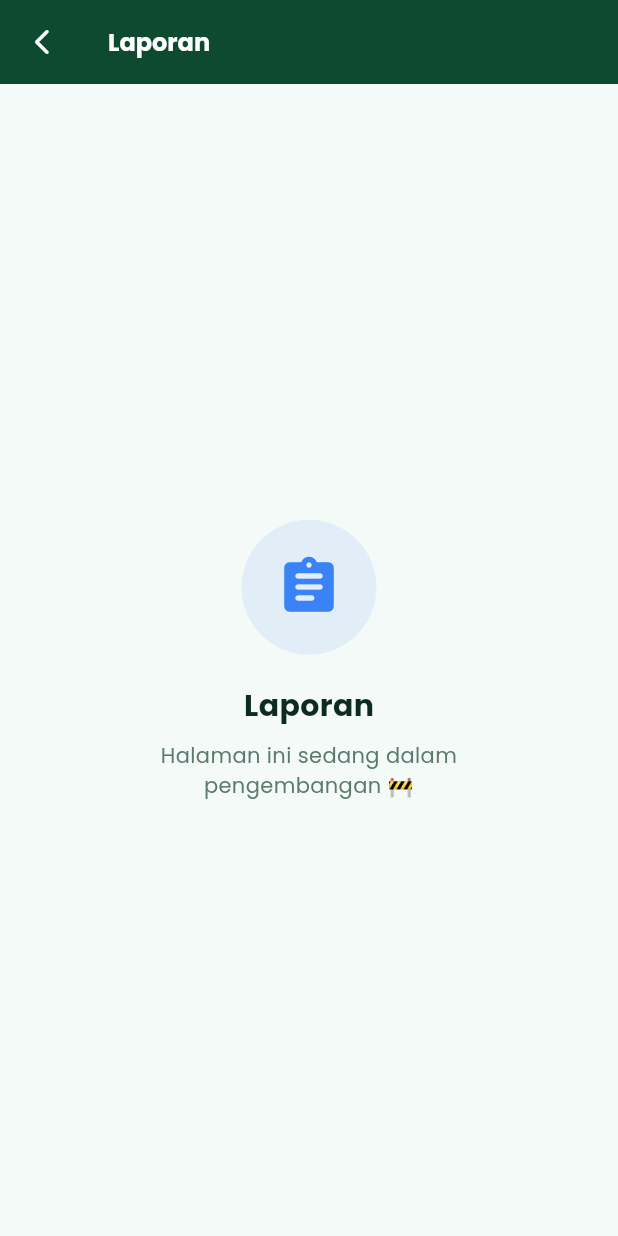
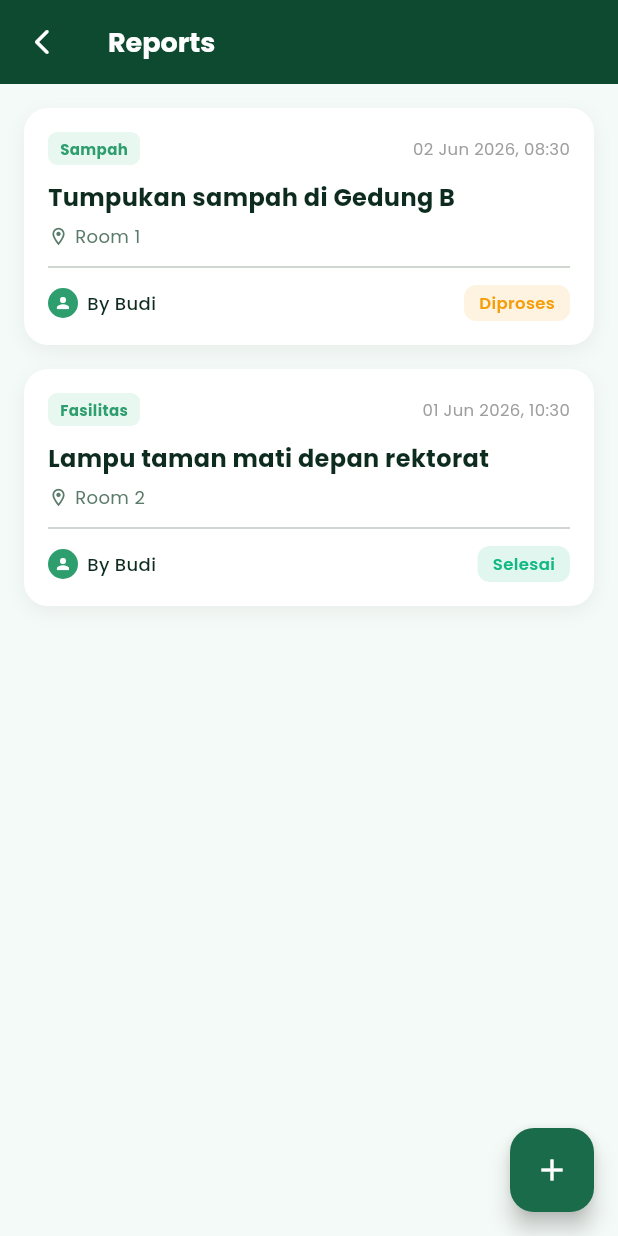
Before and after one commit to kukuhputra08/FP_EcoCampus, a Flutter app: the screen it shows after launch, scrolled down 576 dp, after a tap on "Lihat Semua", on a phone screen of 412 x 824 dp. Run offline on Flutter 3.47's test engine with Material 3 defaults, Android fonts, the phone set to English and light mode, and no system bars; our stand-ins replace google_fonts, image_picker.

Commit message:
feat: initial reports implementation

```diff
--- /dev/null
+++ b/lib/data/report_data.dart
@@ -0,0 +1,24 @@
+import '../models/report_model.dart';
+
+class ReportData {
+  static List<ReportModel> reports = [
+    ReportModel(
+      id: '1',
+      title: 'Tumpukan sampah di Gedung B',
+      category: 'Sampah',
+      location: 'Room 1',
+      reportedBy: 'Budi',
+      date: DateTime.now().subtract(const Duration(hours: 2)),
+      status: 'Diproses',
+    ),
+    ReportModel(
+      id: '2',
+      title: 'Lampu taman mati depan rektorat',
+      category: 'Fasilitas',
+      location: 'Room 2',
+      reportedBy: 'Budi',
+      date: DateTime.now().subtract(const Duration(days: 1)),
+      status: 'Selesai',
+    ),
+  ];
+}
--- /dev/null
+++ b/lib/models/report_model.dart
@@ -0,0 +1,21 @@
+class ReportModel {
+  final String id;
+  final String title;
+  final String category;
+  final String location;
+  final String? imagePath;
+  final String reportedBy;
+  final DateTime date;
+  final String status;
+
+  ReportModel({
+    required this.id,
+    required this.title,
+    required this.category,
+    required this.location,
+    this.imagePath,
+    required this.reportedBy,
+    required this.date,
+    this.status = 'Pending',
+  });
+}
--- a/lib/screens/homescreen.dart
+++ b/lib/screens/homescreen.dart
@@ -1,5 +1,10 @@
 import 'package:flutter/material.dart';
 import 'profilescreen.dart';
+import 'buat_laporan_screen.dart';
+import 'laporan_screen.dart';
+import '../data/report_data.dart';
+import '../models/report_model.dart';
+import 'package:intl/intl.dart';
 
 // ─────────────────────────────────────────────
 // PLACEHOLDER SCREEN (untuk semua route sementara)
@@ -69,22 +74,6 @@ class PlaceholderScreen extends StatelessWidget {
 // ─────────────────────────────────────────────
 // MODELS
 // ─────────────────────────────────────────────
-class ReportItem {
-  final String title;
-  final String category;
-  final String status;
-  final String timeAgo;
-  final Color statusColor;
-
-  const ReportItem({
-    required this.title,
-    required this.category,
-    required this.status,
-    required this.timeAgo,
-    required this.statusColor,
-  });
-}
-
 class ChallengeItem {
   final String title;
   final int points;
@@ -141,12 +130,6 @@ class _HomeScreenState extends State<HomeScreen>
   static const Color _textSec      = Color(0xFF5A7A6A);
 
   // ── Dummy Data ───────────────────────────────
-  final List<ReportItem> _reports = const [
-    ReportItem(title: 'Tumpukan sampah di Gedung B',    category: 'Sampah',     status: 'Diproses', timeAgo: '2 jam lalu',  statusColor: Color(0xFFF59E0B)),
-    ReportItem(title: 'Lampu taman mati depan rektorat', category: 'Fasilitas',  status: 'Selesai',  timeAgo: '1 hari lalu', statusColor: Color(0xFF10B981)),
-    ReportItem(title: 'Saluran air tersumbat parkiran',  category: 'Lingkungan', status: 'Pending',  timeAgo: '3 hari lalu', statusColor: Color(0xFF6B7280)),
-  ];
-
   final List<ChallengeItem> _challenges = const [
     ChallengeItem(title: 'Bawa tumbler hari ini',          points: 50, icon: '🧴', isDone: true),
     ChallengeItem(title: 'Foto lingkungan bersih',         points: 30, icon: '📸', isDone: false),
@@ -176,6 +159,14 @@ class _HomeScreenState extends State<HomeScreen>
 
   // ── Helper Navigate ──────────────────────────
   void _goto(String title, IconData icon, Color color) {
+    if (title == 'Buat Laporan') {
+      Navigator.push(context, MaterialPageRoute(builder: (_) => const BuatLaporanScreen()));
+      return;
+    }
+    if (title == 'Laporan') {
+      Navigator.push(context, MaterialPageRoute(builder: (_) => const LaporanScreen()));
+      return;
+    }
     Navigator.push(
       context,
       MaterialPageRoute(
@@ -659,14 +650,15 @@ class _HomeScreenState extends State<HomeScreen>
   // RECENT REPORTS
   // ═══════════════════════════════════════════════
   Widget _buildReports() {
+    final recentReports = ReportData.reports.take(3).toList();
     return Padding(
       padding: const EdgeInsets.symmetric(horizontal: 16),
-      child:
-      Column(children: _reports.map((r) => _reportCard(r)).toList()),
+      child: Column(
+          children: recentReports.map((r) => _reportCard(r)).toList()),
     );
   }
 
-  Widget _reportCard(ReportItem r) {
+  Widget _reportCard(ReportModel r) {
     final Map<String, dynamic> meta = {
       'Sampah':    {'icon': Icons.delete_outline_rounded,  'color': const Color(0xFF10B981)},
       'Fasilitas': {'icon': Icons.build_outlined,           'color': const Color(0xFF3B82F6)},
@@ -677,8 +669,7 @@ class _HomeScreenState extends State<HomeScreen>
         meta[r.category]?['color'] ?? _primaryLight;
 
     return GestureDetector(
-      onTap: () =>
-          _goto('Detail Laporan', Icons.assignment_rounded, const Color(0xFF3B82F6)),
+      onTap: () => _goto('Laporan', Icons.assignment_rounded, const Color(0xFF3B82F6)),
       child: Container(
         margin: const EdgeInsets.only(bottom: 10),
         padding: const EdgeInsets.all(14),
@@ -715,7 +706,7 @@ class _HomeScreenState extends State<HomeScreen>
                       maxLines: 1,
                       overflow: TextOverflow.ellipsis),
                   const SizedBox(height: 3),
-                  Text('${r.category}  •  ${r.timeAgo}',
+                  Text('${r.category}  •  ${DateFormat('dd MMM').format(r.date)}',
                       style: TextStyle(color: _textSec, fontSize: 11)),
                 ],
               ),
@@ -725,11 +716,11 @@ class _HomeScreenState extends State<HomeScreen>
               padding:
               const EdgeInsets.symmetric(horizontal: 10, vertical: 4),
               decoration: BoxDecoration(
-                  color: r.statusColor.withOpacity(0.12),
+                  color: _getStatusColor(r.status).withOpacity(0.12),
                   borderRadius: BorderRadius.circular(8)),
               child: Text(r.status,
                   style: TextStyle(
-                      color: r.statusColor,
+                      color: _getStatusColor(r.status),
                       fontSize: 11,
                       fontWeight: FontWeight.w600)),
             ),
@@ -737,6 +728,17 @@ class _HomeScreenState extends State<HomeScreen>
         ),
       ),
     );
+  }
+
+  Color _getStatusColor(String status) {
+    switch (status) {
+      case 'Selesai':
+        return const Color(0xFF10B981);
+      case 'Diproses':
+        return const Color(0xFFF59E0B);
+      default:
+        return const Color(0xFF6B7280);
+    }
   }
 
   // ═══════════════════════════════════════════════
--- /dev/null
+++ b/lib/screens/laporan_screen.dart
@@ -0,0 +1,191 @@
+import 'dart:io';
+import 'package:flutter/material.dart';
+import 'package:intl/intl.dart';
+import '../data/report_data.dart';
+import '../models/report_model.dart';
+import 'buat_laporan_screen.dart';
+
+class LaporanScreen extends StatelessWidget {
+  const LaporanScreen({super.key});
+
+  @override
+  Widget build(BuildContext context) {
+    return Scaffold(
+      backgroundColor: const Color(0xFFF4FAF7),
+      appBar: AppBar(
+        backgroundColor: const Color(0xFF0D4A30),
+        foregroundColor: Colors.white,
+        title: const Text('Reports',
+            style: TextStyle(fontWeight: FontWeight.bold, fontSize: 18)),
+        elevation: 0,
+        leading: IconButton(
+          icon: const Icon(Icons.arrow_back_ios_new_rounded, size: 20),
+          onPressed: () => Navigator.pop(context),
+        ),
+      ),
+      body: ReportData.reports.isEmpty
+          ? const Center(child: Text("No reports yet."))
+          : ListView.builder(
+              padding: const EdgeInsets.all(16),
+              itemCount: ReportData.reports.length,
+              itemBuilder: (context, index) {
+                return _ReportCard(report: ReportData.reports[index]);
+              },
+            ),
+      floatingActionButton: FloatingActionButton(
+        onPressed: () => Navigator.push(
+          context,
+          MaterialPageRoute(builder: (context) => const BuatLaporanScreen()),
+        ),
+        backgroundColor: const Color(0xFF1A6B4A),
+        child: const Icon(Icons.add, color: Colors.white),
+      ),
+    );
+  }
+}
+
+class _ReportCard extends StatelessWidget {
+  final ReportModel report;
+
+  const _ReportCard({required this.report});
+
+  @override
+  Widget build(BuildContext context) {
+    return Container(
+      margin: const EdgeInsets.only(bottom: 16),
+      decoration: BoxDecoration(
+        color: Colors.white,
+        borderRadius: BorderRadius.circular(16),
+        boxShadow: [
+          BoxShadow(
+            color: Colors.black.withOpacity(0.05),
+            blurRadius: 10,
+            offset: const Offset(0, 4),
+          ),
+        ],
+      ),
+      child: Column(
+        crossAxisAlignment: CrossAxisAlignment.start,
+        children: [
+          if (report.imagePath != null)
+            ClipRRect(
+              borderRadius: const BorderRadius.vertical(top: Radius.circular(16)),
+              child: Image.file(
+                File(report.imagePath!),
+                height: 180,
+                width: double.infinity,
+                fit: BoxFit.cover,
+                errorBuilder: (context, error, stackTrace) => Container(
+                  height: 180,
+                  color: Colors.grey[200],
+                  child: const Icon(Icons.broken_image, color: Colors.grey),
+                ),
+              ),
+            ),
+          Padding(
+            padding: const EdgeInsets.all(16),
+            child: Column(
+              crossAxisAlignment: CrossAxisAlignment.start,
+              children: [
+                Row(
+                  mainAxisAlignment: MainAxisAlignment.spaceBetween,
+                  children: [
+                    Container(
+                      padding: const EdgeInsets.symmetric(horizontal: 8, vertical: 4),
+                      decoration: BoxDecoration(
+                        color: const Color(0xFFE8F7F0),
+                        borderRadius: BorderRadius.circular(6),
+                      ),
+                      child: Text(
+                        report.category,
+                        style: const TextStyle(
+                          color: Color(0xFF2E9E6E),
+                          fontSize: 10,
+                          fontWeight: FontWeight.bold,
+                        ),
+                      ),
+                    ),
+                    Text(
+                      DateFormat('dd MMM yyyy, HH:mm').format(report.date),
+                      style: const TextStyle(color: Colors.grey, fontSize: 11),
+                    ),
+                  ],
+                ),
+                const SizedBox(height: 10),
+                Text(
+                  report.title,
+                  style: const TextStyle(
+                    fontSize: 16,
+                    fontWeight: FontWeight.bold,
+                    color: Color(0xFF0D2B1E),
+                  ),
+                ),
+                const SizedBox(height: 6),
+                Row(
+                  children: [
+                    const Icon(Icons.location_on_outlined, size: 14, color: Color(0xFF5A7A6A)),
+                    const SizedBox(width: 4),
+                    Text(
+                      report.location,
+                      style: const TextStyle(color: Color(0xFF5A7A6A), fontSize: 12),
+                    ),
+                  ],
+                ),
+                const Divider(height: 24),
+                Row(
+                  mainAxisAlignment: MainAxisAlignment.spaceBetween,
+                  children: [
+                    Row(
+                      children: [
+                        const CircleAvatar(
+                          radius: 10,
+                          backgroundColor: Color(0xFF2E9E6E),
+                          child: Icon(Icons.person, size: 12, color: Colors.white),
+                        ),
+                        const SizedBox(width: 6),
+                        Text(
+                          "By ${report.reportedBy}",
+                          style: const TextStyle(
+                            fontSize: 12,
+                            fontWeight: FontWeight.w500,
+                            color: Color(0xFF0D2B1E),
+                          ),
+                        ),
+                      ],
+                    ),
+                    Container(
+                      padding: const EdgeInsets.symmetric(horizontal: 10, vertical: 4),
+                      decoration: BoxDecoration(
+                        color: _getStatusColor(report.status).withOpacity(0.12),
+                        borderRadius: BorderRadius.circular(8),
+                      ),
+                      child: Text(
+                        report.status,
+                        style: TextStyle(
+                          color: _getStatusColor(report.status),
+                          fontSize: 11,
+                          fontWeight: FontWeight.w600,
+                        ),
+                      ),
+                    ),
+                  ],
+                ),
+              ],
+            ),
+          ),
+        ],
+      ),
+    );
+  }
+
+  Color _getStatusColor(String status) {
+    switch (status) {
+      case 'Selesai':
+        return const Color(0xFF10B981);
+      case 'Diproses':
+        return const Color(0xFFF59E0B);
+      default:
+        return const Color(0xFF6B7280);
+    }
+  }
+}
```
Also changed, not shown: lib/screens/buat_laporan_screen.dart (added, +273 -0 lines), pubspec.yaml (+3 -68 lines), pubspec.lock, 5 other files.
